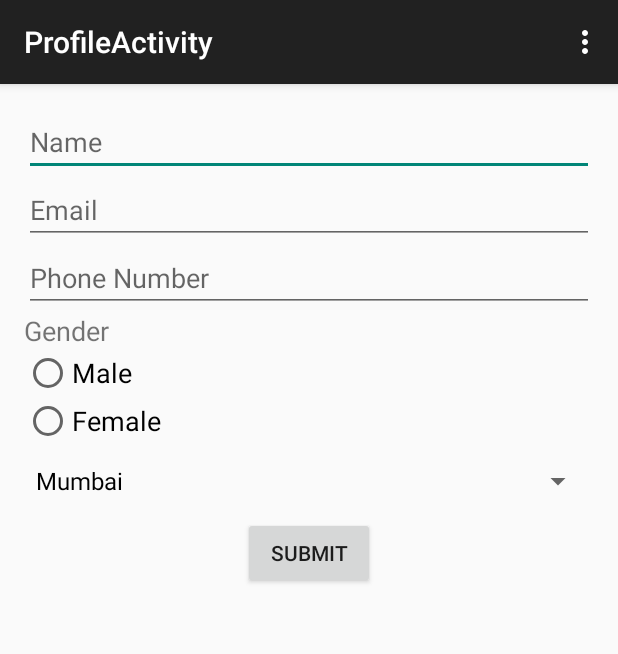
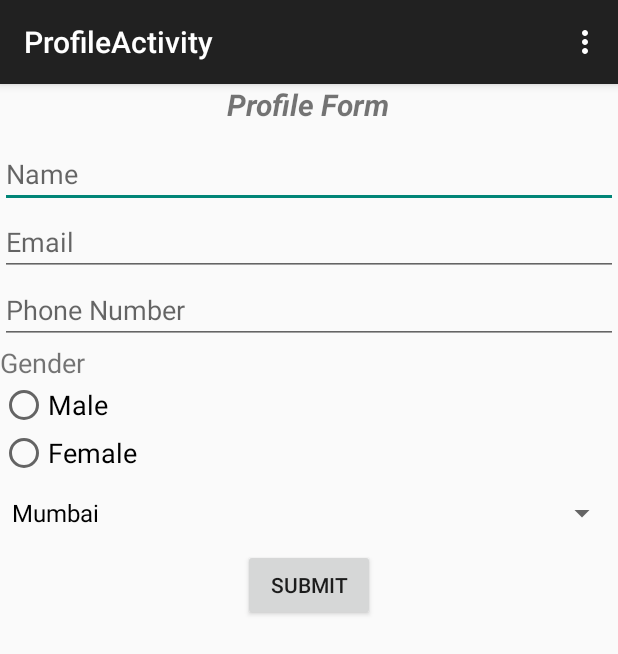
Before and after one commit to KaustubhMalgaonkar/DemoProject, an Android app: the screen it shows after launch (ProfileActivity), on a phone screen of 412 x 824 dp. Shown: the top 654 px of the screen. Run offline under Robolectric (Android 15) with nearby library versions, the phone set to English and light mode, and no system bars.

Commit message:
ProfileActivity

```diff
--- a/app/src/main/java/demo/com/demoproject/ProfileActivity.java
+++ b/app/src/main/java/demo/com/demoproject/ProfileActivity.java
@@ -1,5 +1,6 @@
 package demo.com.demoproject;
 
+import android.content.Intent;
 import android.support.v7.app.ActionBarActivity;
 import android.os.Bundle;
 import android.view.Menu;
@@ -15,7 +16,7 @@ import android.widget.Spinner;
 import android.widget.Toast;
 
 
-public class ProfileActivity extends ActionBarActivity implements View.OnClickListener, RadioGroup.OnCheckedChangeListener, AdapterView.OnItemSelectedListener {
+public class ProfileActivity extends ActionBarActivity implements RadioGroup.OnCheckedChangeListener, AdapterView.OnItemSelectedListener, View.OnClickListener {
 
   EditText etName,etEmail,etNumber;
   Spinner spCity;
@@ -24,6 +25,7 @@ public class ProfileActivity extends ActionBarActivity implements View.OnClickLi
   Button btnSubmit;
   String gender;
   String city[] = {"Mumbai","Surat","Navi Mumbai","Pune","Thane"};
+  private String selectedCity;
 
   @Override
   protected void onCreate(Bundle savedInstanceState) {
@@ -73,14 +75,14 @@ public class ProfileActivity extends ActionBarActivity implements View.OnClickLi
     return super.onOptionsItemSelected(item);
   }
 
-  @Override
+  /*@Override
   public void onClick(View v) {
     switch (v.getId()){
       case R.id.btnSubmit:
-        Toast.makeText(getApplicationContext(),gender,Toast.LENGTH_LONG).show();
+
         break;
     }
-  }
+  }*/
 
   @Override
   public void onCheckedChanged(RadioGroup group, int checkedId) {
@@ -96,11 +98,29 @@ public class ProfileActivity extends ActionBarActivity implements View.OnClickLi
 
   @Override
   public void onItemSelected(AdapterView<?> parent, View view, int position, long id) {
-    Toast.makeText(getApplicationContext(),city[position],Toast.LENGTH_LONG).show();
+    selectedCity = parent.getSelectedItem().toString();
   }
 
   @Override
   public void onNothingSelected(AdapterView<?> parent) {
 
   }
+
+  @Override
+  public void onClick(View v) {
+    switch (v.getId()) {
+      case R.id.btnSubmit:
+        Intent intent = new Intent(getApplicationContext(),ProfileDetailActivity.class);
+        intent.putExtra("name",etName.getText().toString());
+        intent.putExtra("email",etEmail.getText().toString());
+        intent.putExtra("number",etNumber.getText().toString());
+        intent.putExtra("gender",gender);
+        intent.putExtra("city",selectedCity);
+        startActivity(intent);
+        break;
+
+      default:
+        break;
+    }
+  }
 }
--- a/app/src/main/res/layout/activity_profile.xml
+++ b/app/src/main/res/layout/activity_profile.xml
@@ -2,31 +2,50 @@
                 xmlns:tools="http://schemas.android.com/tools"
                 android:layout_width="match_parent"
                 android:layout_height="match_parent"
-                android:paddingLeft="@dimen/activity_horizontal_margin"
-                android:paddingRight="@dimen/activity_horizontal_margin"
-                android:paddingTop="@dimen/activity_vertical_margin"
-                android:paddingBottom="@dimen/activity_vertical_margin"
                 tools:context="demo.com.demoproject.ProfileActivity">
+
+  <TextView
+      android:id="@+id/txtTitle"
+      android:layout_width="wrap_content"
+      android:layout_height="wrap_content"
+      android:text="Profile Form"
+      android:textSize="20sp"
+      android:textStyle="bold|italic"
+      android:layout_centerHorizontal="true"/>
+  <ScrollView
+      android:layout_width="match_parent"
+      android:layout_height="match_parent"
+      android:layout_below="@+id/txtTitle"
+      android:layout_marginTop="10dp">
+    <RelativeLayout
+        android:layout_width="match_parent"
+        android:layout_height="match_parent">
 
       <EditText
           android:id="@+id/etName"
           android:layout_width="match_parent"
           android:layout_height="wrap_content"
-      android:hint="@string/name"/>
+          android:hint="@string/name"
+          android:inputType="textPersonName"
+          android:imeOptions="flagNavigateNext"/>
 
       <EditText
           android:id="@+id/etEmail"
           android:layout_width="match_parent"
           android:layout_height="wrap_content"
           android:hint="@string/email"
-      android:layout_below="@+id/etName"/>
+          android:layout_below="@+id/etName"
+          android:inputType="textEmailAddress"
+          android:imeOptions="flagNavigateNext"/>
 
       <EditText
           android:id="@+id/etNumber"
           android:layout_width="match_parent"
           android:layout_height="wrap_content"
           android:hint="@string/number"
-      android:layout_below="@+id/etEmail"/>
+          android:layout_below="@+id/etEmail"
+          android:inputType="phone"
+          android:imeOptions="actionDone"/>
 
       <TextView
           android:id="@+id/txtGender"
@@ -74,3 +93,6 @@
           android:layout_centerHorizontal="true"/>
 
     </RelativeLayout>
+  </ScrollView>
+
+</RelativeLayout>
--- a/app/src/main/res/values/strings.xml
+++ b/app/src/main/res/values/strings.xml
@@ -13,4 +13,5 @@
   <string name="male">Male</string>
   <string name="female">Female</string>
   <string name="submit">Submit</string>
+  <string name="title_activity_profile_detail">ProfileDetailActivity</string>
 </resources>
```
Also changed, not shown: app/src/main/AndroidManifest.xml (+11 -4 lines), app/src/main/java/demo/com/demoproject/ProfileDetailActivity.java (added, +53 -0 lines), app/src/main/res/layout/activity_profile_detail.xml (added, +14 -0 lines), app/src/main/res/menu/menu_profile_detail.xml (added, +9 -0 lines). Lines whose indentation alone changed are shown as unchanged.
